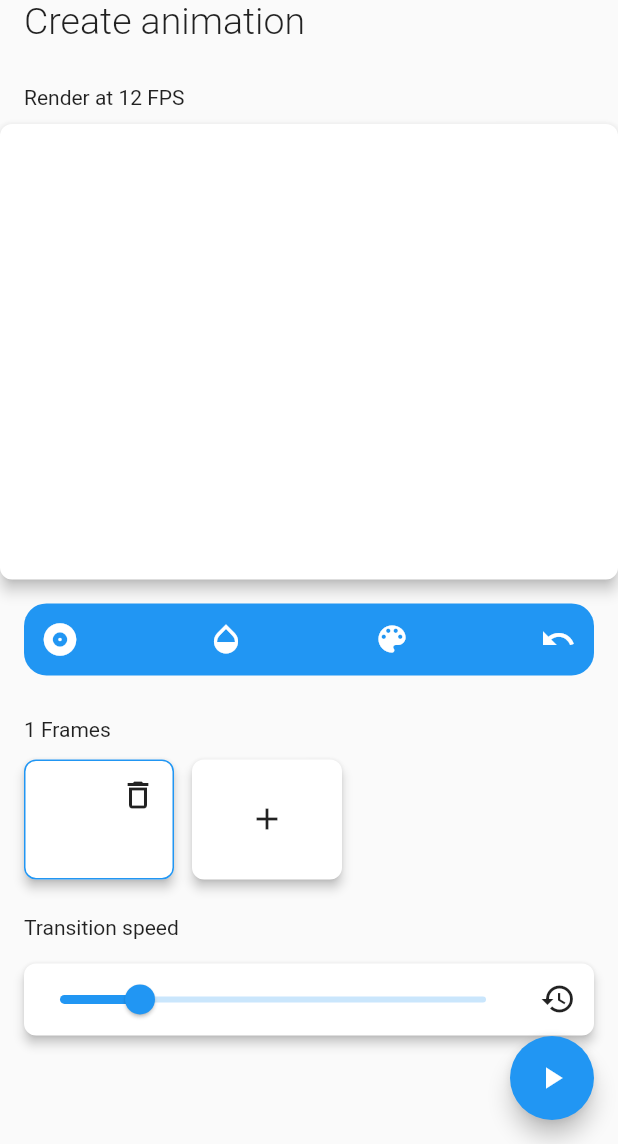
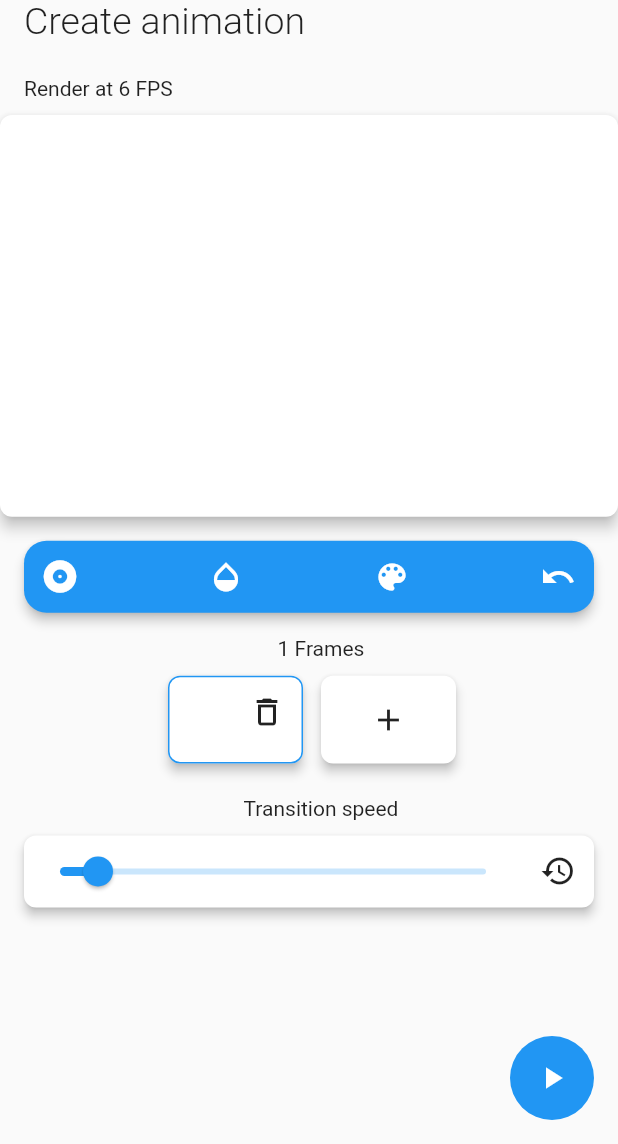
Before and after one commit to Pyozer/FlipArt, a Flutter app: the screen it shows after launch, after a tap on the "restore" icon, on a phone screen of 412 x 824 dp, the part 92-1236 px from its top. Run offline on Flutter 3.47's test engine with Material 2 defaults, Android fonts, the phone set to English and light mode, and no system bars; our stand-ins replace flutter_colorpicker.

Commit message:
Code improvement and some bug fixes

```diff
--- a/lib/models/frame.dart
+++ b/lib/models/frame.dart
@@ -7,5 +7,7 @@ class Frame {
     points ??= [];
   }
 
+  bool get isNotEmpty => points?.isNotEmpty ?? false;
+
   Frame copy() => Frame(points.map((pts) => pts?.copy()).toList());
 }
--- a/lib/screens/create_animation.dart
+++ b/lib/screens/create_animation.dart
@@ -7,6 +7,10 @@ import 'package:flipart/widgets/rounded_card.dart';
 import 'package:flipart/widgets/rounded_image.dart';
 import 'package:flutter/material.dart';
 
+const kDrawRatio = 0.65;
+const kFrameCardWidth = 90.0;
+const kDefaultFps = 6;
+
 class CreateAnimationScreen extends StatefulWidget {
   CreateAnimationScreen({Key key}) : super(key: key);
 
@@ -15,11 +19,23 @@ class CreateAnimationScreen extends StatefulWidget {
 }
 
 class _CreateAnimationScreenState extends State<CreateAnimationScreen> {
-  List<Frame> _frames = <Frame>[Frame()];
+  List<Frame> _frames;
+  bool _isPlay;
+  int _frameIndex;
+  int _fps;
 
-  int _frameIndex = 0;
-  bool _isPlay = false;
-  int _fps = 12;
+  @override
+  void initState() {
+    super.initState();
+    _initValues();
+  }
+
+  void _initValues() {
+    _frames = [Frame()];
+    _isPlay = false;
+    _frameIndex = 0;
+    _fps = kDefaultFps;
+  }
 
   void _addNewImage() async {
     setState(() {
@@ -33,6 +49,7 @@ class _CreateAnimationScreenState extends State<CreateAnimationScreen> {
       _frames.remove(frame);
       if (_frames.isEmpty) _frames.add(Frame());
       _frameIndex = 0;
+      _isPlay = _frames.length > 1;
     });
   }
 
@@ -50,6 +67,7 @@ class _CreateAnimationScreenState extends State<CreateAnimationScreen> {
 
     int lastIndexNull = _frames[_frameIndex].points.lastIndexOf(null);
     if (lastIndexNull == -1) lastIndexNull = 0;
+
     setState(() {
       _frames[_frameIndex].points = _frames[_frameIndex]
           .points
@@ -76,7 +94,7 @@ class _CreateAnimationScreenState extends State<CreateAnimationScreen> {
       if (!_isPlay || !mounted) return false;
 
       setState(() => _frameIndex %= _frames.length);
-      await Future.delayed(Duration(milliseconds: 1000 ~/ _fps)); // 12FPS
+      await Future.delayed(Duration(milliseconds: 1000 ~/ _fps));
       _frameIndex++;
       return true;
     });
@@ -84,55 +102,24 @@ class _CreateAnimationScreenState extends State<CreateAnimationScreen> {
 
   void _stopRender() => setState(() => _isPlay = false);
 
-  void _onReset() {
-    setState(() {
-      _frames = [Frame()];
-      _frameIndex = 0;
-    });
+  void _onReset() => setState(_initValues);
+
+  Frame getFrame(int index) {
+    if (_frames.length > index) return _frames[index];
+    return Frame();
   }
 
-  void _saveAnimation() {
-    // TODO: Save animation to GIF
-  }
+  bool isCurrentFrame(Frame frame) => frame == getFrame(_frameIndex);
 
-  bool isCurrentFrame(Frame frame) => frame == _frames[_frameIndex];
-
-  Widget _buildSectionTitle(String title) {
+  Widget _buildSectionTitle(String title, double marginTop) {
     return Padding(
-      padding: const EdgeInsets.only(left: 16.0, top: 12.0),
+      padding: EdgeInsets.only(left: 16.0, top: marginTop),
       child: Text(title, style: Theme.of(context).textTheme.body1),
     );
   }
 
-  @override
-  Widget build(BuildContext context) {
-    final size = MediaQuery.of(context).size;
-
-    return Scaffold(
-      body: SafeArea(
-        child: Column(
-          crossAxisAlignment: CrossAxisAlignment.stretch,
-          children: [
-            FlipArtTitle(subtitle: "Create animation"),
-            _buildSectionTitle('Render at $_fps FPS'),
-            DrawContainer(
-              width: size.width,
-              height: size.width * 0.8,
-              frame: _frames[_frameIndex],
-              previousFrame: (_frameIndex > 0 && !_isPlay)
-                  ? _frames[_frameIndex - 1]
-                  : null,
-              onNewPoint: _onNewPoint,
-              onUndo: _onUndo,
-            ),
-            _buildSectionTitle('${_frames.length} Frames'),
-            SingleChildScrollView(
-              scrollDirection: Axis.horizontal,
-              padding: const EdgeInsets.fromLTRB(16.0, 12.0, 0.0, 12.0),
-              child: Row(
-                children: [
-                  ..._frames.map(
-                    (frame) => RoundedCard(
+  Widget _buildFrame(Frame frame, Size cardSize, double screenWidth) {
+    return RoundedCard(
       margin: const EdgeInsets.only(right: 12.0),
       borderColor: isCurrentFrame(frame) ? Colors.blue : null,
       onLongPress: () => _duplicateFrame(frame),
@@ -142,10 +129,10 @@ class _CreateAnimationScreenState extends State<CreateAnimationScreen> {
         children: [
           RoundedWidget(
             child: Transform.scale(
-                              scale: 0.24,
+              scale: kFrameCardWidth / screenWidth,
               alignment: Alignment.topLeft,
               child: CustomPaint(
-                                size: const Size(100.0, 80.0),
+                size: cardSize,
                 painter: DrawingPainter(frame: frame),
               ),
             ),
@@ -156,12 +143,22 @@ class _CreateAnimationScreenState extends State<CreateAnimationScreen> {
           ),
         ],
       ),
-                    ),
-                  ),
+    );
+  }
+
+  Widget _buildFrames(double screenWidth) {
+    const cardSize = Size(kFrameCardWidth, kFrameCardWidth * kDrawRatio);
+
+    return SingleChildScrollView(
+      scrollDirection: Axis.horizontal,
+      padding: const EdgeInsets.fromLTRB(16.0, 10.0, 0.0, 12.0),
+      child: Row(
+        children: [
+          ..._frames.map((frame) => _buildFrame(frame, cardSize, screenWidth)),
           RoundedCard(
             margin: const EdgeInsets.only(right: 12.0),
             child: SizedBox.fromSize(
-                      size: const Size(100.0, 80.0),
+              size: cardSize,
               child: IconButton(
                 icon: const Icon(Icons.add),
                 onPressed: _addNewImage,
@@ -170,11 +167,12 @@ class _CreateAnimationScreenState extends State<CreateAnimationScreen> {
           ),
         ],
       ),
-            ),
-            _buildSectionTitle('Transition speed'),
-            RoundedCard(
-              child: Padding(
-                padding: const EdgeInsets.all(0.0),
+    );
+  }
+
+  Widget _buildTransitionSpeed() {
+    return RoundedCard(
+      margin: const EdgeInsets.fromLTRB(16.0, 10.0, 16.0, 16.0),
       child: Row(
         children: [
           Expanded(
@@ -194,19 +192,48 @@ class _CreateAnimationScreenState extends State<CreateAnimationScreen> {
           ),
         ],
       ),
+    );
+  }
+
+  @override
+  Widget build(BuildContext context) {
+    final size = MediaQuery.of(context).size;
+
+    return Scaffold(
+      body: SafeArea(
+        child: Column(
+          crossAxisAlignment: CrossAxisAlignment.stretch,
+          children: [
+            const FlipArtTitle(subtitle: "Create animation"),
+            _buildSectionTitle('Render at $_fps FPS', 6),
+            DrawContainer(
+              width: size.width,
+              height: size.width * kDrawRatio,
+              frame: getFrame(_frameIndex),
+              previousFrame: _frames.length > 1 && _frameIndex > 0 && !_isPlay
+                  ? _frames[_frameIndex - 1]
+                  : null,
+              onNewPoint: _onNewPoint,
+              onUndo: _onUndo,
+            ),
+            Expanded(
+              child: Column(
+                children: [
+                  _buildSectionTitle('${_frames.length} Frames', 0.0),
+                  _buildFrames(size.width),
+                  _buildSectionTitle('Transition speed', 10),
+                  _buildTransitionSpeed(),
+                ],
               ),
             ),
           ],
         ),
       ),
-      floatingActionButton: _frames.isEmpty
-          ? null
-          : FloatingActionButton(
-              onPressed: _isPlay ? _stopRender : _playRender,
+      floatingActionButton: FloatingActionButton(
+        disabledElevation: 0.0,
+        onPressed: _frames.length > 1 ? (_isPlay ? _stopRender : _playRender) : null,
         tooltip: '${_isPlay ? "Pause" : "Play"} animation',
-              child: _isPlay
-                  ? const Icon(Icons.pause)
-                  : const Icon(Icons.play_arrow),
+        child: _isPlay ? const Icon(Icons.pause) : const Icon(Icons.play_arrow),
       ),
     );
   }
--- a/lib/widgets/draw_container.dart
+++ b/lib/widgets/draw_container.dart
@@ -85,14 +85,14 @@ class _DrawState extends State<DrawContainer> {
   @override
   Widget build(BuildContext context) {
     return Column(
-      mainAxisSize: MainAxisSize.min,
       children: [
-        SizedBox(
+        Container(
           width: widget.width,
           height: widget.height,
+          margin: const EdgeInsets.only(top: 10.0),
           child: RoundedCard(
             elevation: 4.0,
-            margin: const EdgeInsets.fromLTRB(0.0, 10.0, 0.0, 16.0),
+            margin: EdgeInsets.zero,
             child: ClipRect(
               child: GestureDetector(
                 onPanUpdate: (details) => onDraw(details.globalPosition),
@@ -111,14 +111,11 @@ class _DrawState extends State<DrawContainer> {
             ),
           ),
         ),
-        Container(
-          margin: const EdgeInsets.fromLTRB(16.0, 0.0, 16.0, 16.0),
-          decoration: BoxDecoration(
-            borderRadius: BorderRadius.circular(15.0),
-            color: Colors.blue,
-          ),
+        RoundedCard(
+          margin: const EdgeInsets.fromLTRB(16.0, 16.0, 16.0, 16.0),
+          borderRadius: 15.0,
+          backgroundColor: Colors.blue,
           child: Column(
-            mainAxisSize: MainAxisSize.min,
             crossAxisAlignment: CrossAxisAlignment.stretch,
             children: [
               Row(
@@ -138,45 +135,40 @@ class _DrawState extends State<DrawContainer> {
                   ),
                 ],
               ),
-              Visibility(
-                child: (_selectedMode == SelectedMode.Color)
-                    ? Padding(
+              if (_showBottomList && _selectedMode == SelectedMode.Color)
+                Padding(
                   padding: const EdgeInsets.only(bottom: 12.0),
                   child: Row(
                     mainAxisAlignment: MainAxisAlignment.spaceAround,
                     children: getColorList(),
                   ),
-                      )
-                    : SliderTheme(
+                ),
+              if (_showBottomList && _selectedMode != SelectedMode.Color)
+                SliderTheme(
                   data: SliderThemeData(
                     valueIndicatorTextStyle: const TextStyle(
                       color: Colors.black,
                     ),
                   ),
                   child: Slider(
-                          value: (_selectedMode == SelectedMode.StrokeWidth)
+                    value: _selectedMode == SelectedMode.StrokeWidth
                         ? _strokeWidth
                         : _opacity,
-                          max: (_selectedMode == SelectedMode.StrokeWidth)
-                              ? 50.0
-                              : 1.0,
+                    max: _selectedMode == SelectedMode.StrokeWidth ? 50.0 : 1.0,
                     min: 0.0,
-                          label: (_selectedMode == SelectedMode.StrokeWidth)
+                    label: _selectedMode == SelectedMode.StrokeWidth
                         ? "${_strokeWidth.round()}px"
                         : "${(_opacity * 100).round()}%",
                     divisions: 50,
                     activeColor: Colors.white,
+                    inactiveColor: Colors.white38,
                     onChanged: (val) {
-                            setState(() {
                       if (_selectedMode == SelectedMode.StrokeWidth)
-                                _strokeWidth = val;
+                        setState(() => _strokeWidth = val);
                       else
-                                _opacity = val;
-                            });
+                        setState(() => _opacity = val);
                     },
                   ),
-                      ),
-                visible: _showBottomList,
                 ),
             ],
           ),
--- a/lib/widgets/rounded_card.dart
+++ b/lib/widgets/rounded_card.dart
@@ -5,6 +5,8 @@ class RoundedCard extends StatelessWidget {
   final Color borderColor;
   final Widget child;
   final EdgeInsets margin;
+  final Color backgroundColor;
+  final double borderRadius;
   final VoidCallback onPress;
   final VoidCallback onLongPress;
 
@@ -12,7 +14,9 @@ class RoundedCard extends StatelessWidget {
     Key key,
     this.elevation = 3.0,
     this.borderColor,
+    this.borderRadius = 8.0,
     this.margin = const EdgeInsets.all(16.0),
+    this.backgroundColor,
     @required this.child,
     this.onPress,
     this.onLongPress,
@@ -23,9 +27,12 @@ class RoundedCard extends StatelessWidget {
     final card = Card(
       elevation: elevation,
       margin: margin,
+      color: backgroundColor,
       shape: RoundedRectangleBorder(
-        borderRadius: BorderRadius.circular(8.0),
-        side: borderColor != null ? BorderSide(color: borderColor) : BorderSide.none,
+        borderRadius: BorderRadius.circular(borderRadius),
+        side: borderColor != null
+            ? BorderSide(color: borderColor)
+            : BorderSide.none,
       ),
       child: child,
     );
@@ -34,7 +41,6 @@ class RoundedCard extends StatelessWidget {
         ? GestureDetector(
             onTap: onPress,
             onLongPress: onLongPress,
-            behavior: HitTestBehavior.translucent,
             child: card,
           )
         : card;
```
Lines whose indentation alone changed are shown as unchanged.
